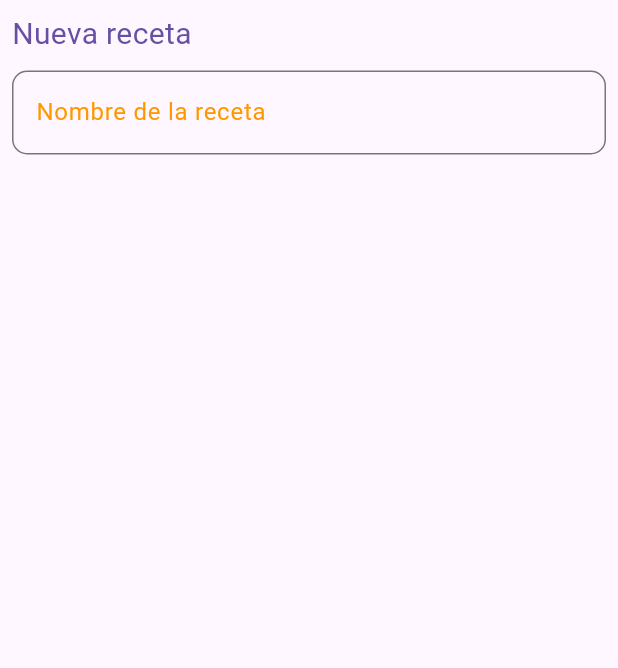
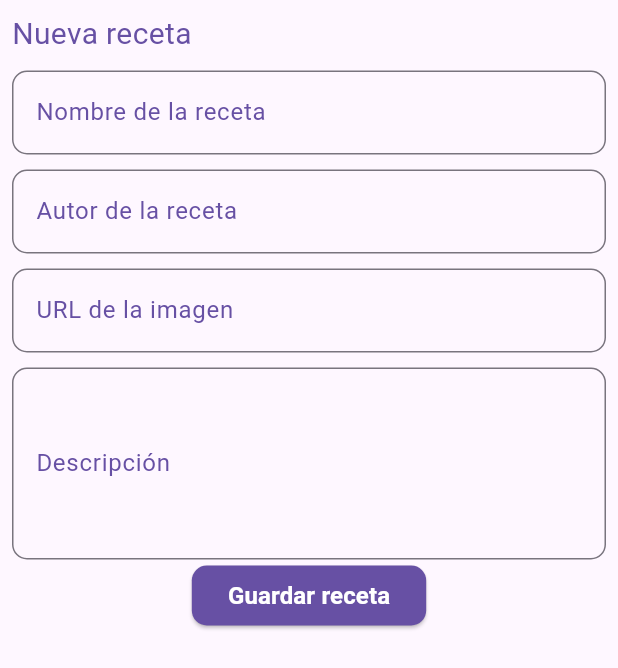
Before and after one commit to mergutm/receta-app, a Flutter app: the FormularioReceta widget shown alone on an empty page, opened directly, on a phone screen of 412 x 824 dp. Shown: the top 668 px of the screen. Run offline on Flutter 3.47's test engine with Material 3 defaults, Android fonts, the phone set to English and light mode, and no system bars; network calls fail; Roboto replaces fonts that are missing (QuickSand).

```diff
--- a/lib/screens/home_screen.dart
+++ b/lib/screens/home_screen.dart
@@ -94,15 +94,22 @@ class HomeScreen extends StatelessWidget {
 }
 
 class FormularioReceta extends StatelessWidget {
-  const FormularioReceta({super.key});
+  FormularioReceta({super.key});
+
+  //controlador
+  final TextEditingController _recipeName = TextEditingController();
+  final TextEditingController _recipeAuthor = TextEditingController();
+  final TextEditingController _recipeURL = TextEditingController();
+  final TextEditingController _recipeDescription = TextEditingController();
 
   @override
   Widget build(BuildContext context) {
+    final formKey = GlobalKey<FormState>();
     final colors = Theme.of(context).colorScheme;
     return Padding(
       padding: const EdgeInsets.all(8.0),
       child: Form(
-        //key: _formKey,
+        key: formKey,
         child: Column(
           crossAxisAlignment: CrossAxisAlignment.start,
           children: <Widget>[
@@ -111,24 +118,103 @@ class FormularioReceta extends StatelessWidget {
               style: TextStyle(color: colors.primary, fontSize: 20),
             ),
             SizedBox(height: 10),
-            _buildTextField(label: "Nombre de la receta"),
+            _buildTextField(
+              controller: _recipeName,
+              context: context,
+              label: "Nombre de la receta",
+              validator: (value) {
+                if (value == null || value.isEmpty) {
+                  return 'Introduce el nombre de la receta';
+                }
+                return null;
+              },
+            ),
+            SizedBox(height: 10),
+            _buildTextField(
+              controller: _recipeAuthor,
+              context: context,
+              label: "Autor de la receta",
+              validator: (value) {
+                if (value == null || value.isEmpty) {
+                  return 'Introduce el nombre del autor';
+                }
+                return null;
+              },
+            ),
+            SizedBox(height: 10),
+            _buildTextField(
+              controller: _recipeURL,
+              context: context,
+              label: "URL de la imagen",
+              validator: (value) {
+                if (value == null || value.isEmpty) {
+                  return 'Introduce la URL de la imagen';
+                }
+                return null;
+              },
+            ),
+            SizedBox(height: 10),
+            _buildTextField(
+              controller: _recipeDescription,
+              context: context,
+              label: "Descripción",
+              validator: (value) {
+                if (value == null || value.isEmpty) {
+                  return 'Introduce la descripción';
+                }
+                return null;
+              },
+              maxLines: 4,
+            ),
+            Center(
+              child: ElevatedButton(
+                onPressed: () {
+                  if (formKey.currentState!.validate()) {
+                    Navigator.pop(context);
+                  }
+                },
+                style: ElevatedButton.styleFrom(
+                  backgroundColor: colors.primary,
+                  shape: RoundedRectangleBorder(
+                    borderRadius: BorderRadius.circular(10),
+                  ),
+                ),
+                child: Text(
+                  "Guardar receta",
+                  style: TextStyle(
+                    color: Colors.white,
+                    fontSize: 16,
+                    fontWeight: FontWeight.bold,
+                  ),
+                ),
+              ),
+            ),
           ],
         ),
       ),
     );
   }
 
-  Widget _buildTextField({required String label}) {
+  Widget _buildTextField({
+    required String? Function(String?) validator,
+    required TextEditingController controller,
+    required BuildContext context,
+    required String label,
+    int maxLines = 1,
+  }) {
+    final colors = Theme.of(context).colorScheme;
     return TextFormField(
       decoration: InputDecoration(
         labelText: label,
-        labelStyle: TextStyle(fontFamily: 'QuickSand', color: Colors.orange),
+        labelStyle: TextStyle(fontFamily: 'QuickSand', color: colors.primary),
         border: OutlineInputBorder(borderRadius: BorderRadius.circular(10)),
         focusedBorder: OutlineInputBorder(
-          borderSide: BorderSide(color: Colors.orange, width: 2),
+          borderSide: BorderSide(color: colors.tertiary, width: 2),
           borderRadius: BorderRadius.circular(10),
         ),
       ),
+      validator: validator,
+      maxLines: maxLines,
     );
   }
 }
--- a/pubspec.yaml
+++ b/pubspec.yaml
@@ -58,8 +58,8 @@ flutter:
   uses-material-design: true
 
   # To add assets to your application, add an assets section, like this:
-  assets:
-    - assets/images
+  # assets:
+  #   - assets/images
 
   # An image asset can refer to one or more resolution-specific "variants", see
   # https://flutter.dev/to/resolution-aware-images
```
